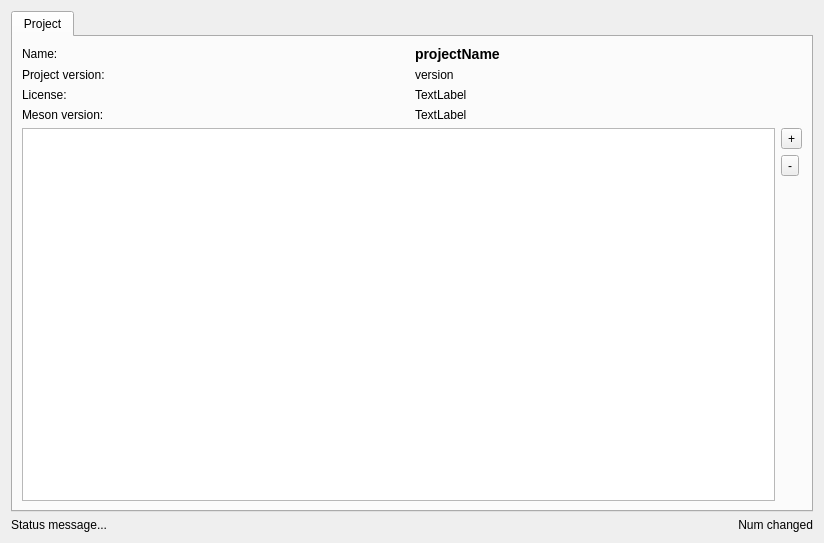
Old version of the form plugins/meson/settings/mesonrewriterpage.ui in the repository KDE/kdevelop.
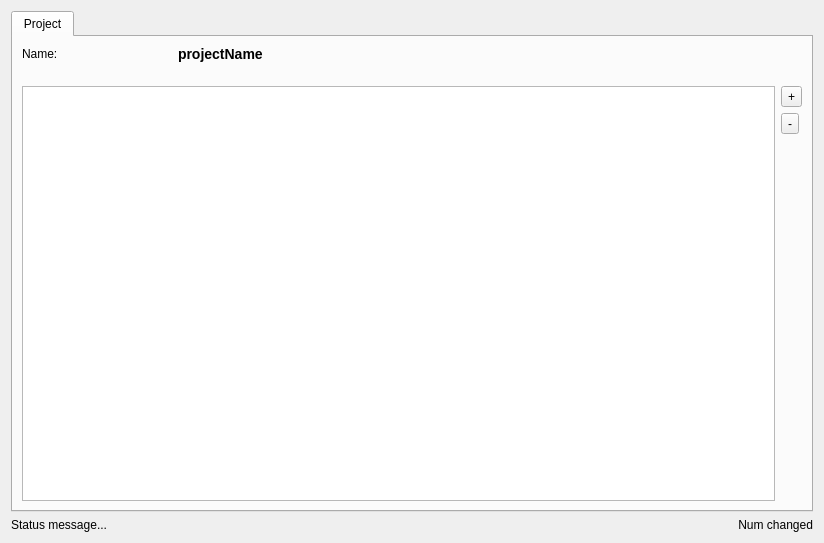
New version of the form. Icons and pictures are not drawn. Custom widgets are drawn as their Qt base class.

Commit message: meson: Basic rewriter ui config elements

What changed in the file:
```diff
--- a/plugins/meson/settings/mesonrewriterpage.ui
+++ b/plugins/meson/settings/mesonrewriterpage.ui
@@ -26,39 +26,65 @@
       <attribute name="toolTip">
        <string>Project settings</string>
       </attribute>
-      <layout class="QGridLayout" name="gridLayout">
-       <item row="0" column="1">
-        <widget class="QLabel" name="l_project">
-         <property name="text">
-          <string>&lt;html&gt;&lt;head/&gt;&lt;body&gt;&lt;h3&gt;projectName&lt;/h3&gt;&lt;/body&gt;&lt;/html&gt;</string>
-         </property>
-        </widget>
+      <layout class="QVBoxLayout" name="verticalLayout_3">
+       <item>
+        <layout class="QHBoxLayout" name="horizontalLayout_3">
+         <item>
+          <widget class="QLabel" name="l_dispProject">
+           <property name="sizePolicy">
+            <sizepolicy hsizetype="Minimum" vsizetype="Preferred">
+             <horstretch>0</horstretch>
+             <verstretch>0</verstretch>
+            </sizepolicy>
+           </property>
+           <property name="minimumSize">
+            <size>
+             <width>150</width>
+             <height>0</height>
+            </size>
+           </property>
+           <property name="text">
+            <string>Name:</string>
+           </property>
+          </widget>
+         </item>
+         <item>
+          <widget class="QLabel" name="l_project">
+           <property name="sizePolicy">
+            <sizepolicy hsizetype="Expanding" vsizetype="Preferred">
+             <horstretch>0</horstretch>
+             <verstretch>0</verstretch>
+            </sizepolicy>
+           </property>
+           <property name="text">
+            <string>&lt;html&gt;&lt;head/&gt;&lt;body&gt;&lt;h3&gt;projectName&lt;/h3&gt;&lt;/body&gt;&lt;/html&gt;</string>
+           </property>
+          </widget>
+         </item>
+        </layout>
        </item>
-       <item row="2" column="0">
-        <widget class="QLabel" name="l_dispLicense">
-         <property name="text">
-          <string>License:</string>
+       <item>
+        <widget class="MesonRewriterInputString" name="w_version" native="true">
+         <property name="name" stdset="0">
+          <string>Version</string>
          </property>
         </widget>
        </item>
-       <item row="1" column="0">
-        <widget class="QLabel" name="l_dispVersion">
-         <property name="text">
-          <string>Project version:</string>
+       <item>
+        <widget class="MesonRewriterInputString" name="w_license" native="true">
+         <property name="name" stdset="0">
+          <string>License</string>
          </property>
         </widget>
        </item>
-       <item row="1" column="1">
-        <widget class="QLabel" name="l_version">
-         <property name="text">
-          <string>version</string>
+       <item>
+        <widget class="MesonRewriterInputString" name="w_mesonVersion" native="true">
+         <property name="name" stdset="0">
+          <string>Meson version</string>
          </property>
-         <property name="textFormat">
-          <enum>Qt::RichText</enum>
-         </property>
         </widget>
        </item>
-       <item row="4" column="0" colspan="2">
+       <item>
         <layout class="QHBoxLayout" name="horizontalLayout_2">
          <item>
           <widget class="QListWidget" name="listWidget"/>
@@ -102,34 +128,6 @@
          </item>
         </layout>
        </item>
-       <item row="0" column="0">
-        <widget class="QLabel" name="l_dispProject">
-         <property name="text">
-          <string>Name:</string>
-         </property>
-        </widget>
-       </item>
-       <item row="3" column="0">
-        <widget class="QLabel" name="l_dispMVersion">
-         <property name="text">
-          <string>Meson version:</string>
-         </property>
-        </widget>
-       </item>
-       <item row="2" column="1">
-        <widget class="QLabel" name="l_license">
-         <property name="text">
-          <string>TextLabel</string>
-         </property>
-        </widget>
-       </item>
-       <item row="3" column="1">
-        <widget class="QLabel" name="l_mversion">
-         <property name="text">
-          <string>TextLabel</string>
-         </property>
-        </widget>
-       </item>
       </layout>
      </widget>
     </widget>
@@ -157,6 +155,17 @@
    </item>
   </layout>
  </widget>
+ <customwidgets>
+  <customwidget>
+   <class>MesonRewriterInputString</class>
+   <extends>QWidget</extends>
+   <header>settings/mesonrewriterinput.h</header>
+   <container>1</container>
+   <slots>
+    <signal>configChanged()</signal>
+   </slots>
+  </customwidget>
+ </customwidgets>
  <resources/>
  <connections/>
 </ui>
```
Left out of the diff: 9 changed lines with no effect on the pictures. The commit also changes 7 other files.
